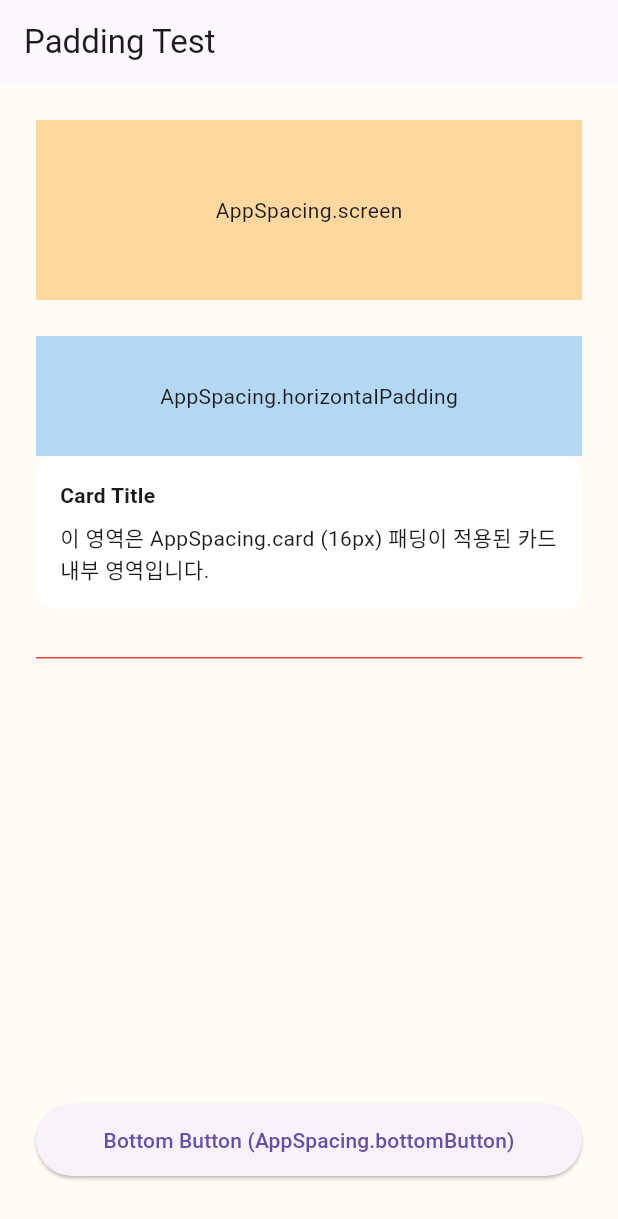
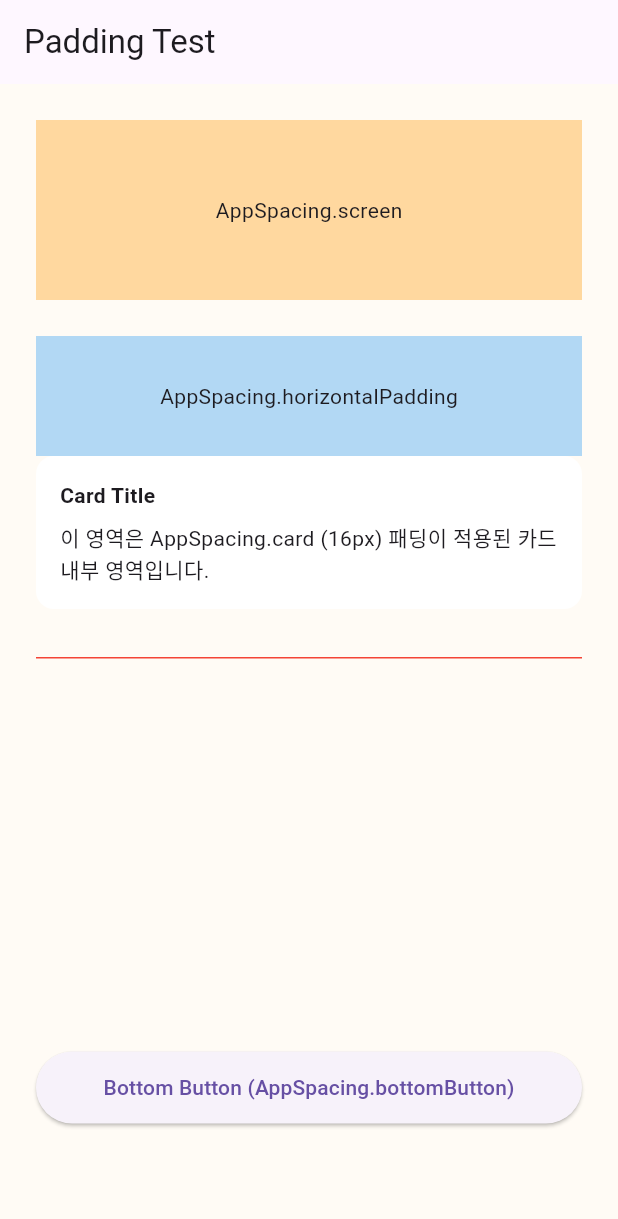
Before and after one commit to Per-Log/perlog_app, a Flutter app: the PaddingTestPage screen opened by its route, on a phone screen of 412 x 824 dp. Shown: the top 1219 px of the screen. Run offline on Flutter 3.47's test engine with Material 3 defaults, Android fonts, the light colour scheme and no system bars; our stand-ins replace go_router.

Commit message:
design: button spacing 하단 사이즈 수정

```diff
--- a/perlog/lib/core/constants/spacing.dart
+++ b/perlog/lib/core/constants/spacing.dart
@@ -17,7 +17,7 @@ class AppSpacing {
 
   /// 하단 버튼 영역
   static const EdgeInsets bottomButton =
-      EdgeInsets.fromLTRB(horizontal, 0, horizontal, 40);
+      EdgeInsets.fromLTRB(horizontal, 0, horizontal, 75);
 
   /// 카드 내부 패딩
   static const EdgeInsets card =
```
